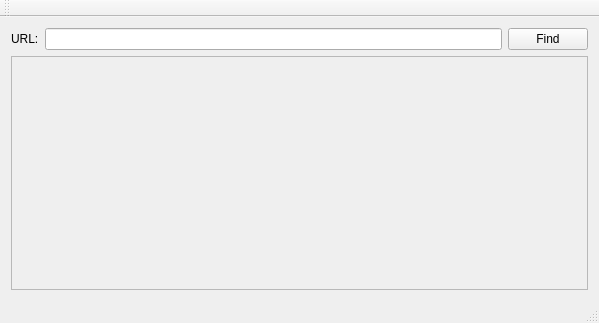
ACTIONFENIX/wmd, file mainwindow.ui: the form before one commit.
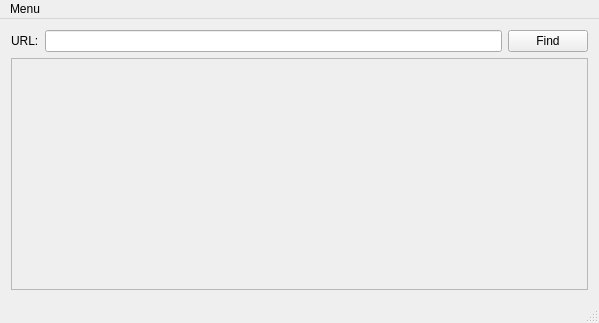
The form after the commit.

The edit to the form file:
```diff
--- a/mainwindow.ui
+++ b/mainwindow.ui
@@ -47,7 +47,7 @@
          <x>0</x>
          <y>0</y>
          <width>579</width>
-         <height>209</height>
+         <height>226</height>
         </rect>
        </property>
        <layout class="QVBoxLayout" name="verticalLayout_2"/>
@@ -65,14 +65,15 @@
      <height>22</height>
     </rect>
    </property>
-  </widget>
-  <widget class="QToolBar" name="mainToolBar">
-   <attribute name="toolBarArea">
-    <enum>TopToolBarArea</enum>
-   </attribute>
-   <attribute name="toolBarBreak">
-    <bool>false</bool>
-   </attribute>
+   <widget class="QMenu" name="menuMenu">
+    <property name="title">
+     <string>Menu</string>
+    </property>
+    <addaction name="actionOptions"/>
+    <addaction name="actionAbout"/>
+    <addaction name="actionExit"/>
+   </widget>
+   <addaction name="menuMenu"/>
   </widget>
   <widget class="QStatusBar" name="statusBar"/>
  </widget>
```
Left out of the diff: 20 changed lines with no effect on the pictures.
